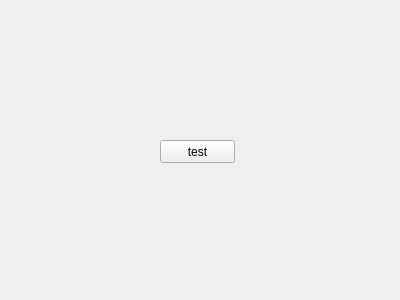
BETRU21/DownloadToMp3, file View/ui/DownloadWindow.ui: the form before one commit.
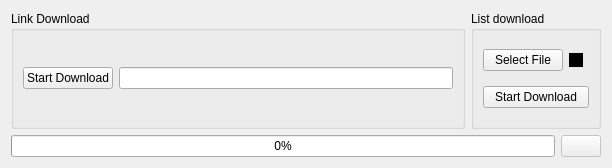
The form after the commit.

```diff
--- a/View/ui/DownloadWindow.ui
+++ b/View/ui/DownloadWindow.ui
@@ -2,30 +2,126 @@
 <ui version="4.0">
  <class>Form</class>
  <widget class="QWidget" name="Form">
+  <property name="enabled">
+   <bool>true</bool>
+  </property>
   <property name="geometry">
    <rect>
     <x>0</x>
     <y>0</y>
-    <width>400</width>
-    <height>300</height>
+    <width>612</width>
+    <height>168</height>
    </rect>
   </property>
   <property name="windowTitle">
    <string>Form</string>
   </property>
-  <widget class="QPushButton" name="pb_test">
-   <property name="geometry">
-    <rect>
-     <x>160</x>
-     <y>140</y>
-     <width>75</width>
-     <height>23</height>
-    </rect>
-   </property>
-   <property name="text">
-    <string>test</string>
-   </property>
-  </widget>
+  <layout class="QVBoxLayout" name="verticalLayout">
+   <item>
+    <layout class="QHBoxLayout" name="horizontalLayout_4">
+     <item>
+      <widget class="QGroupBox" name="gb_link">
+       <property name="enabled">
+        <bool>true</bool>
+       </property>
+       <property name="title">
+        <string>Link Download</string>
+       </property>
+       <layout class="QVBoxLayout" name="verticalLayout_2">
+        <item>
+         <layout class="QHBoxLayout" name="horizontalLayout">
+          <item>
+           <widget class="QPushButton" name="pb_linkDL">
+            <property name="enabled">
+             <bool>true</bool>
+            </property>
+            <property name="text">
+             <string>Start Download</string>
+            </property>
+           </widget>
+          </item>
+          <item>
+           <widget class="QLineEdit" name="le_link">
+            <property name="enabled">
+             <bool>true</bool>
+            </property>
+           </widget>
+          </item>
+         </layout>
+        </item>
+       </layout>
+      </widget>
+     </item>
+     <item>
+      <widget class="QGroupBox" name="gb_list">
+       <property name="title">
+        <string>List download</string>
+       </property>
+       <layout class="QVBoxLayout" name="verticalLayout_3">
+        <item>
+         <layout class="QHBoxLayout" name="horizontalLayout_3">
+          <item>
+           <widget class="QPushButton" name="pb_file">
+            <property name="text">
+             <string>Select File</string>
+            </property>
+           </widget>
+          </item>
+          <item>
+           <widget class="QCheckBox" name="ind_file">
+            <property name="enabled">
+             <bool>false</bool>
+            </property>
+            <property name="styleSheet">
+             <string notr="true">QCheckBox::indicator{background-color: rgb(0, 0, 0);}</string>
+            </property>
+            <property name="text">
+             <string/>
+            </property>
+           </widget>
+          </item>
+         </layout>
+        </item>
+        <item>
+         <widget class="QPushButton" name="pb_fileDL">
+          <property name="enabled">
+           <bool>true</bool>
+          </property>
+          <property name="text">
+           <string>Start Download</string>
+          </property>
+         </widget>
+        </item>
+       </layout>
+      </widget>
+     </item>
+    </layout>
+   </item>
+   <item>
+    <layout class="QHBoxLayout" name="horizontalLayout_2">
+     <item>
+      <widget class="QProgressBar" name="pBar_download">
+       <property name="styleSheet">
+        <string notr="true"/>
+       </property>
+       <property name="value">
+        <number>0</number>
+       </property>
+      </widget>
+     </item>
+     <item>
+      <widget class="QPushButton" name="ind_count">
+       <property name="enabled">
+        <bool>false</bool>
+       </property>
+       <property name="text">
+        <string/>
+       </property>
+      </widget>
+     </item>
+    </layout>
+   </item>
+  </layout>
  </widget>
  <resources/>
  <connections/>
```
